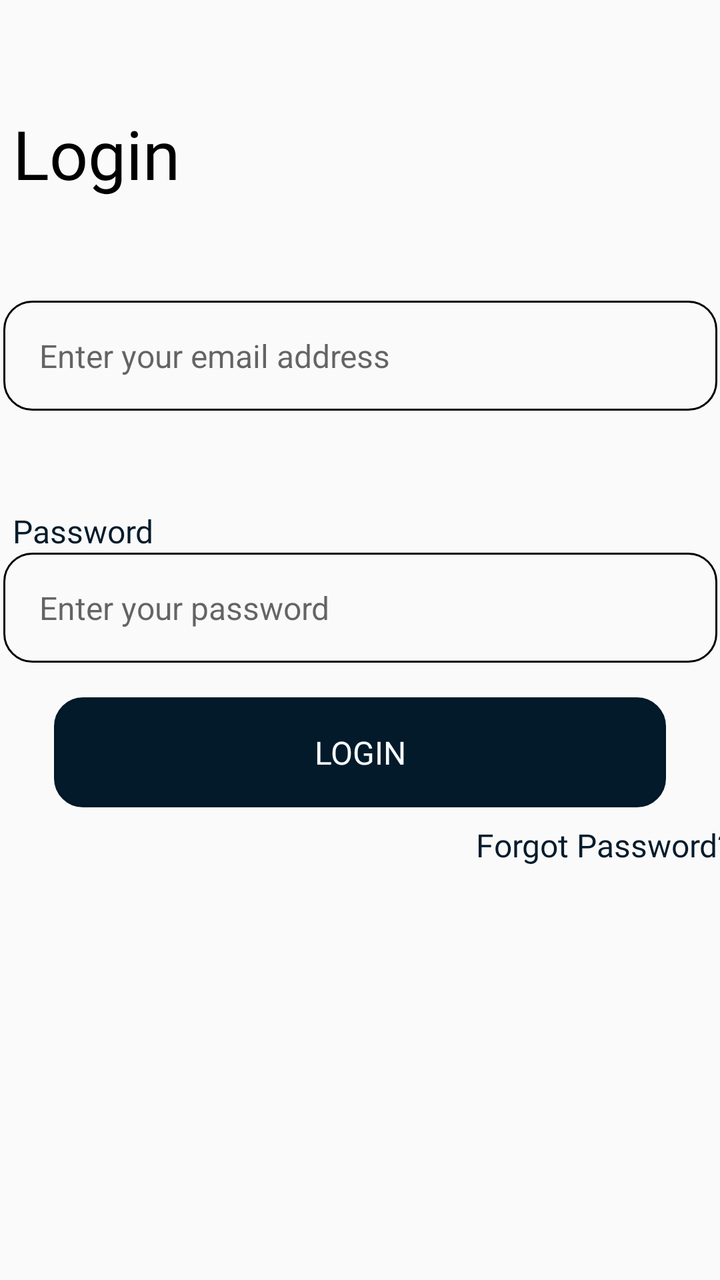
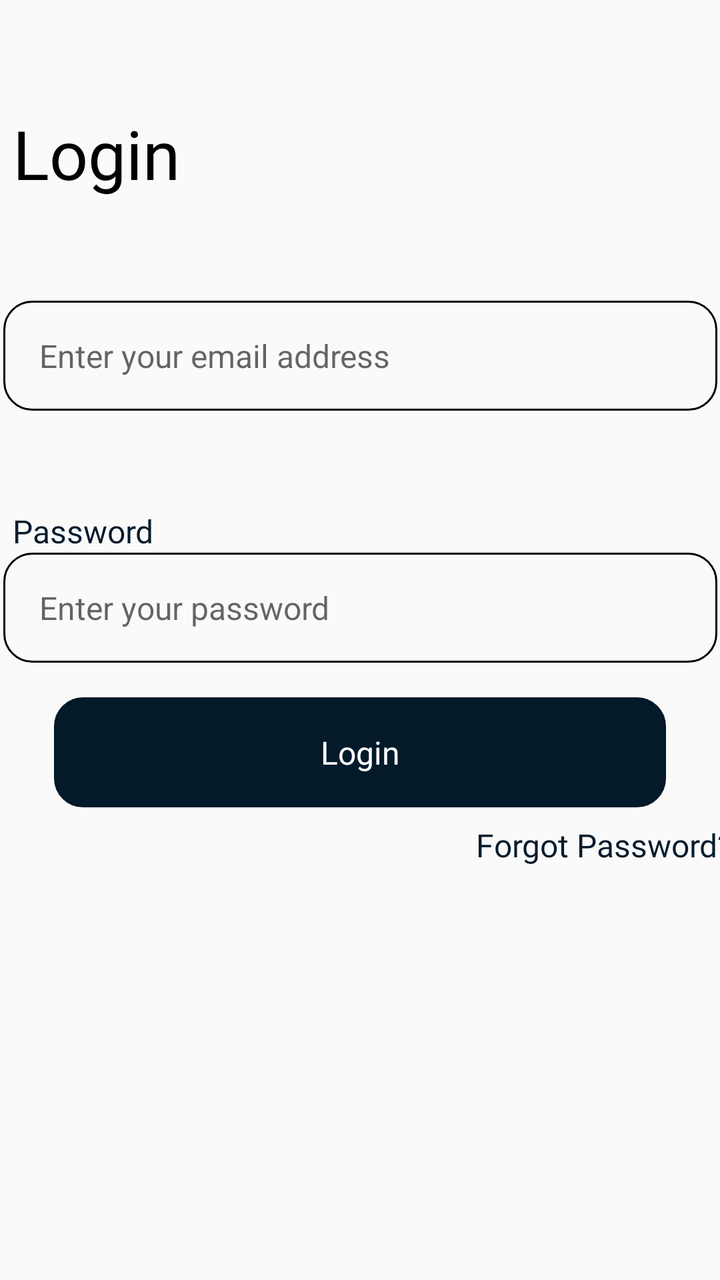

Screens rendered from an Android XML layout before and after an edit, with the pre-edit source and the edit as a unified diff.
<!-- AndroidManifest.xml: application theme Theme.Nearmate -->
<!-- res/layout/activity_login.xml -->
<?xml version="1.0" encoding="utf-8"?>
<androidx.constraintlayout.widget.ConstraintLayout xmlns:android="http://schemas.android.com/apk/res/android"
    xmlns:app="http://schemas.android.com/apk/res-auto"
    xmlns:tools="http://schemas.android.com/tools"
    android:id="@+id/main"
    android:layout_width="match_parent"
    android:layout_height="match_parent"
    tools:context=".features.login.LoginActivity">

    <Button
        android:id="@+id/lginbutton"
        android:layout_width="0dp"
        android:layout_height="55dp"
        android:layout_marginStart="27dp"
        android:layout_marginEnd="27dp"
        android:background="@drawable/rounded_corner"
        android:backgroundTint="@color/primary_color"
        android:fontFamily="@font/poppins"
        android:text="Login"
        android:textColor="@color/white"
        android:textSize="16sp"
        app:layout_constraintBottom_toBottomOf="parent"
        app:layout_constraintEnd_toEndOf="parent"
        app:layout_constraintHorizontal_bias="0.0"
        app:layout_constraintStart_toStartOf="parent"
        app:layout_constraintTop_toTopOf="parent"
        app:layout_constraintVertical_bias="0.596" />

    <TextView
        android:id="@+id/forgot_password_textView"
        android:layout_width="wrap_content"
        android:layout_height="wrap_content"
        android:layout_marginStart="238dp"
        android:layout_marginEnd="27dp"
        android:fontFamily="@font/poppins_bold"
        android:text="Forgot Password?"
        android:textColor="@color/primary_color"
        android:textSize="16sp"
        app:layout_constraintBottom_toBottomOf="parent"
        app:layout_constraintEnd_toEndOf="parent"
        app:layout_constraintHorizontal_bias="0.0"
        app:layout_constraintStart_toStartOf="parent"
        app:layout_constraintTop_toBottomOf="@+id/lginbutton"
        app:layout_constraintVertical_bias="0.037" />

    <TextView
        android:id="@+id/login"
        android:layout_width="wrap_content"
        android:layout_height="wrap_content"
        android:layout_marginStart="27dp"
        android:layout_marginEnd="291dp"
        android:fontFamily="@font/poppins_bold"
        android:text="Login"
        android:textColor="@color/black"
        android:textSize="34sp"
        app:layout_constraintBottom_toBottomOf="parent"
        app:layout_constraintEnd_toEndOf="parent"
        app:layout_constraintStart_toStartOf="parent"
        app:layout_constraintTop_toTopOf="parent"
        app:layout_constraintVertical_bias="0.091" />

    <EditText
        android:id="@+id/passwordLgin_input"
        android:layout_width="357dp"
        android:layout_height="55dp"
        android:layout_marginStart="27dp"
        android:layout_marginTop="71dp"
        android:layout_marginEnd="27dp"
        android:background="@drawable/rounded_corner"
        android:hint="Enter your password"
        android:inputType="textPassword"
        android:paddingLeft="18dp"
        android:textSize="16sp"
        app:layout_constraintBottom_toBottomOf="parent"
        app:layout_constraintEnd_toEndOf="parent"
        app:layout_constraintStart_toStartOf="parent"
        app:layout_constraintTop_toBottomOf="@+id/emailLgin_input"
        app:layout_constraintVertical_bias="0.0" />

    <EditText
        android:id="@+id/emailLgin_input"
        android:layout_width="357dp"
        android:layout_height="55dp"
        android:layout_marginStart="27dp"
        android:layout_marginTop="10dp"
        android:layout_marginEnd="27dp"
        android:background="@drawable/rounded_corner"
        android:hint="Enter your email address"
        android:inputType="textEmailAddress"
        android:paddingLeft="18dp"
        android:textSize="16sp"
        app:layout_constraintBottom_toBottomOf="parent"
        app:layout_constraintEnd_toEndOf="parent"
        app:layout_constraintStart_toStartOf="parent"
        app:layout_constraintTop_toTopOf="parent"
        app:layout_constraintVertical_bias="0.244" />

    <TextView
        android:id="@+id/passwordlgintv"
        android:layout_width="wrap_content"
        android:layout_height="wrap_content"
        android:layout_marginStart="27dp"
        android:layout_marginEnd="304dp"
        android:fontFamily="@font/poppins_bold"
        android:text="Password"
        android:textColor="@color/primary_color"
        android:textSize="16sp"
        app:layout_constraintBottom_toTopOf="@+id/passwordLgin_input"
        app:layout_constraintEnd_toEndOf="parent"
        app:layout_constraintStart_toStartOf="parent" />

    <TextView
        android:id="@+id/emaillgintv"
        android:layout_width="wrap_content"
        android:layout_height="wrap_content"
        android:layout_marginStart="27dp"
        android:layout_marginEnd="337dp"
        android:fontFamily="@font/poppins_bold"
        android:text="Email"
        android:textColor="@color/primary_color"
        android:textSize="16sp"
        app:layout_constraintBottom_toTopOf="@+id/emailLgin_input"
        app:layout_constraintEnd_toEndOf="parent"
        app:layout_constraintStart_toStartOf="parent" />

</androidx.constraintlayout.widget.ConstraintLayout>
<!-- resources referenced by this layout -->
<resources>
  <color name="black">#FF000000</color>
  <color name="primary_color">#FC011828</color>
  <color name="white">#F6FCFF</color>
  <!-- drawable rounded_corner (drawable) -->
  <?xml version="1.0" encoding="utf-8"?>
  <shape xmlns:android="http://schemas.android.com/apk/res/android" android:shape="rectangle">
      <corners android:radius="14dp" />
      <stroke android:width="1dp" android:color="@color/black"/>
  </shape>
  <style name="Theme.Nearmate" parent="Base.Theme.Nearmate" />
  <style name="Base.Theme.Nearmate" parent="Theme.AppCompat.Light.NoActionBar">
          
          
      </style>
</resources>

<!-- the commit's change to res/layout/activity_login.xml (unified diff, before → after) -->
@@ -8,17 +8,18 @@
     tools:context=".features.login.LoginActivity">
 
     <Button
-        android:id="@+id/lginbutton"
+        android:id="@+id/loginButton"
         android:layout_width="0dp"
         android:layout_height="55dp"
         android:layout_marginStart="27dp"
         android:layout_marginEnd="27dp"
         android:background="@drawable/rounded_corner"
-        android:backgroundTint="@color/primary_color"
-        android:fontFamily="@font/poppins"
-        android:text="Login"
+        android:backgroundTint="@color/colorPrimary"
+        android:fontFamily="@font/poppins_bold"
+        android:text="@string/login"
         android:textColor="@color/white"
         android:textSize="16sp"
+        android:textAllCaps="false"
         app:layout_constraintBottom_toBottomOf="parent"
         app:layout_constraintEnd_toEndOf="parent"
         app:layout_constraintHorizontal_bias="0.0"
@@ -27,20 +28,19 @@
         app:layout_constraintVertical_bias="0.596" />
 
     <TextView
-        android:id="@+id/forgot_password_textView"
         android:layout_width="wrap_content"
         android:layout_height="wrap_content"
         android:layout_marginStart="238dp"
         android:layout_marginEnd="27dp"
         android:fontFamily="@font/poppins_bold"
-        android:text="Forgot Password?"
-        android:textColor="@color/primary_color"
+        android:text="@string/forgot_password"
+        android:textColor="@color/colorPrimary"
         android:textSize="16sp"
         app:layout_constraintBottom_toBottomOf="parent"
         app:layout_constraintEnd_toEndOf="parent"
         app:layout_constraintHorizontal_bias="0.0"
         app:layout_constraintStart_toStartOf="parent"
-        app:layout_constraintTop_toBottomOf="@+id/lginbutton"
+        app:layout_constraintTop_toBottomOf="@+id/loginButton"
         app:layout_constraintVertical_bias="0.037" />
 
     <TextView
@@ -50,7 +50,7 @@
         android:layout_marginStart="27dp"
         android:layout_marginEnd="291dp"
         android:fontFamily="@font/poppins_bold"
-        android:text="Login"
+        android:text="@string/login"
         android:textColor="@color/black"
         android:textSize="34sp"
         app:layout_constraintBottom_toBottomOf="parent"
@@ -60,32 +60,32 @@
         app:layout_constraintVertical_bias="0.091" />
 
     <EditText
-        android:id="@+id/passwordLgin_input"
+        android:id="@+id/passwordLoginInput"
         android:layout_width="357dp"
         android:layout_height="55dp"
         android:layout_marginStart="27dp"
         android:layout_marginTop="71dp"
         android:layout_marginEnd="27dp"
         android:background="@drawable/rounded_corner"
-        android:hint="Enter your password"
+        android:hint="@string/enter_your_password"
         android:inputType="textPassword"
         android:paddingLeft="18dp"
         android:textSize="16sp"
         app:layout_constraintBottom_toBottomOf="parent"
         app:layout_constraintEnd_toEndOf="parent"
         app:layout_constraintStart_toStartOf="parent"
-        app:layout_constraintTop_toBottomOf="@+id/emailLgin_input"
+        app:layout_constraintTop_toBottomOf="@+id/emailLoginInput"
         app:layout_constraintVertical_bias="0.0" />
 
     <EditText
-        android:id="@+id/emailLgin_input"
+        android:id="@+id/emailLoginInput"
         android:layout_width="357dp"
         android:layout_height="55dp"
         android:layout_marginStart="27dp"
         android:layout_marginTop="10dp"
         android:layout_marginEnd="27dp"
         android:background="@drawable/rounded_corner"
-        android:hint="Enter your email address"
+        android:hint="@string/enter_your_email_address"
         android:inputType="textEmailAddress"
         android:paddingLeft="18dp"
         android:textSize="16sp"
@@ -96,30 +96,30 @@
         app:layout_constraintVertical_bias="0.244" />
 
     <TextView
-        android:id="@+id/passwordlgintv"
+        android:id="@+id/passwordLoginTv"
         android:layout_width="wrap_content"
         android:layout_height="wrap_content"
         android:layout_marginStart="27dp"
         android:layout_marginEnd="304dp"
         android:fontFamily="@font/poppins_bold"
-        android:text="Password"
-        android:textColor="@color/primary_color"
+        android:text="@string/password"
+        android:textColor="@color/colorPrimary"
         android:textSize="16sp"
-        app:layout_constraintBottom_toTopOf="@+id/passwordLgin_input"
+        app:layout_constraintBottom_toTopOf="@+id/passwordLoginInput"
         app:layout_constraintEnd_toEndOf="parent"
         app:layout_constraintStart_toStartOf="parent" />
 
     <TextView
-        android:id="@+id/emaillgintv"
+        android:id="@+id/emailLoginTv"
         android:layout_width="wrap_content"
         android:layout_height="wrap_content"
         android:layout_marginStart="27dp"
         android:layout_marginEnd="337dp"
         android:fontFamily="@font/poppins_bold"
-        android:text="Email"
-        android:textColor="@color/primary_color"
+        android:text="@string/email"
+        android:textColor="@color/colorPrimary"
         android:textSize="16sp"
-        app:layout_constraintBottom_toTopOf="@+id/emailLgin_input"
+        app:layout_constraintBottom_toTopOf="@+id/emailLoginInput"
         app:layout_constraintEnd_toEndOf="parent"
         app:layout_constraintStart_toStartOf="parent" />
 
<!-- resource entries referenced after the edit -->
@@ -1,14 +1,20 @@
 <!-- resources referenced by this layout -->
 <resources>
-  <color name="black">#FF000000</color>
-  <color name="primary_color">#FC011828</color>
-  <color name="white">#F6FCFF</color>
+  <color name="black">#000000</color>
+  <color name="colorPrimary">#FC011828</color>
+  <color name="white">#FFFFFF</color>
   <!-- drawable rounded_corner (drawable) -->
   <?xml version="1.0" encoding="utf-8"?>
   <shape xmlns:android="http://schemas.android.com/apk/res/android" android:shape="rectangle">
       <corners android:radius="14dp" />
       <stroke android:width="1dp" android:color="@color/black"/>
   </shape>
+  <string name="email">Email</string>
+  <string name="enter_your_email_address">Enter your email address</string>
+  <string name="enter_your_password">Enter your password</string>
+  <string name="forgot_password">Forgot Password?</string>
+  <string name="login">Login</string>
+  <string name="password">Password</string>
   <style name="Theme.Nearmate" parent="Base.Theme.Nearmate" />
   <style name="Base.Theme.Nearmate" parent="Theme.AppCompat.Light.NoActionBar">
           
